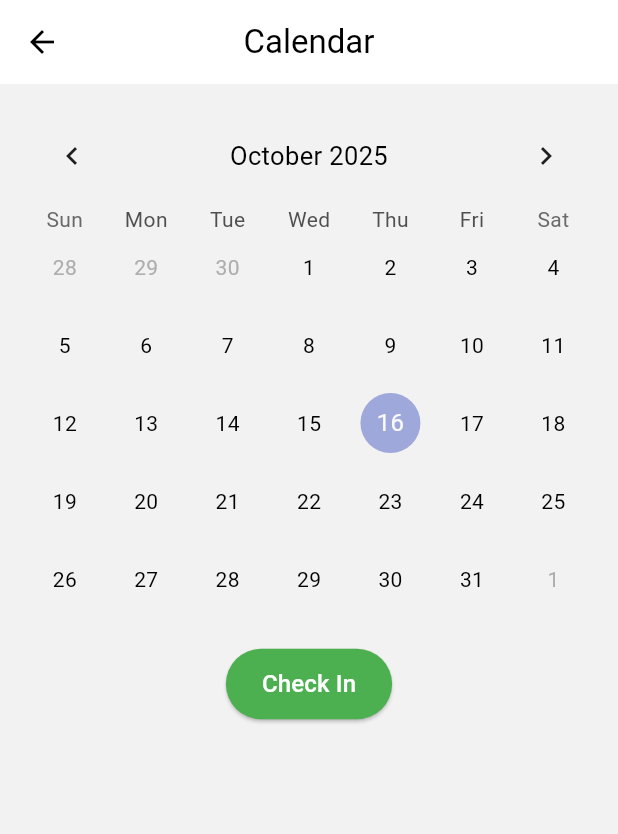
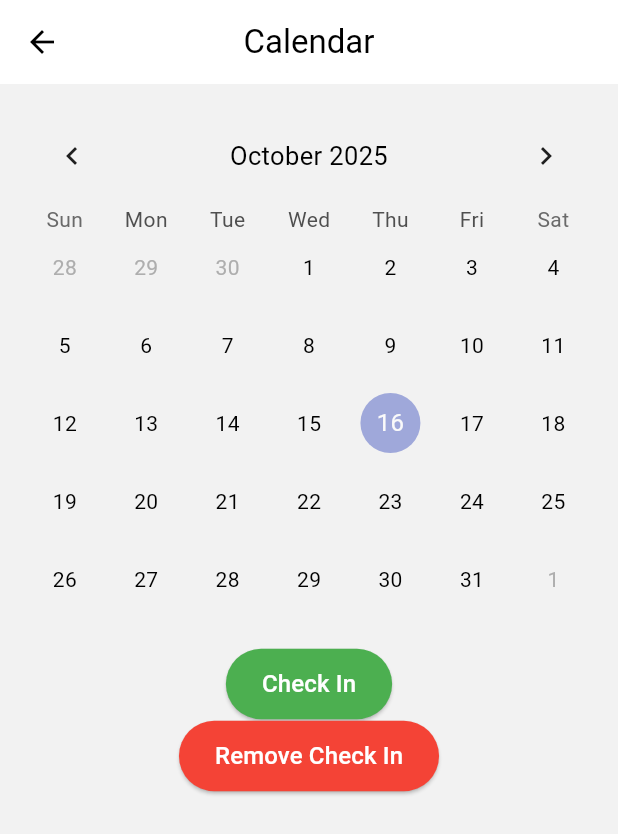
Before and after one commit to kvo110/fitness_tracker, a Flutter app: the CalendarScreen screen opened directly, on a phone screen of 412 x 824 dp. Shown: the top 834 px of the screen. Run offline on Flutter 3.47's test engine with Material 3 defaults, Android fonts, the phone set to English and light mode, and no system bars; drawn by our look-alikes of table_calendar; our stand-ins replace fl_chart.

Commit message:
Adds remove check in button to calendar screen

```diff
--- a/fitness_tracker/lib/screens/calendar_screen.dart
+++ b/fitness_tracker/lib/screens/calendar_screen.dart
@@ -103,6 +103,31 @@ class _CalendarScreenState extends State<CalendarScreen> {
                   style: TextStyle(color: Colors.white, fontSize: 16),
                 ),
               ),
+
+              // Remove check in button
+              ElevatedButton(
+                onPressed: () {
+                  if (_selectedDay == null) return;
+                  setState(() {
+                    _checkedInDays.removeWhere(
+                        (d) => isSameDay(d, _selectedDay));
+                    _selectedDay = null;
+                  });
+
+                  ScaffoldMessenger.of(context).showSnackBar(
+                    const SnackBar(content: Text('Check in removed')),
+                  );
+                },
+                style: ElevatedButton.styleFrom(
+                  backgroundColor: Colors.red,
+                  padding:
+                      const EdgeInsets.symmetric(horizontal: 24, vertical: 12),
+                ),
+                child: const Text(
+                  'Remove Check In',
+                  style: TextStyle(color: Colors.white, fontSize: 16),
+                ),
+              ),
             ],
           ),
         ),
```
